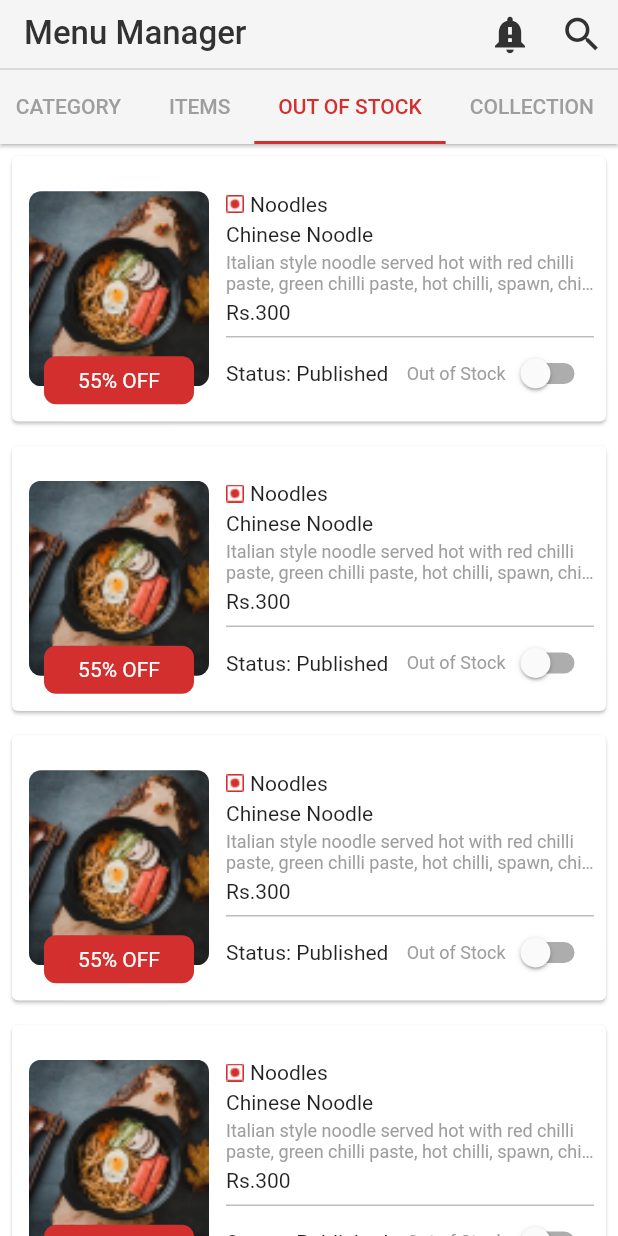
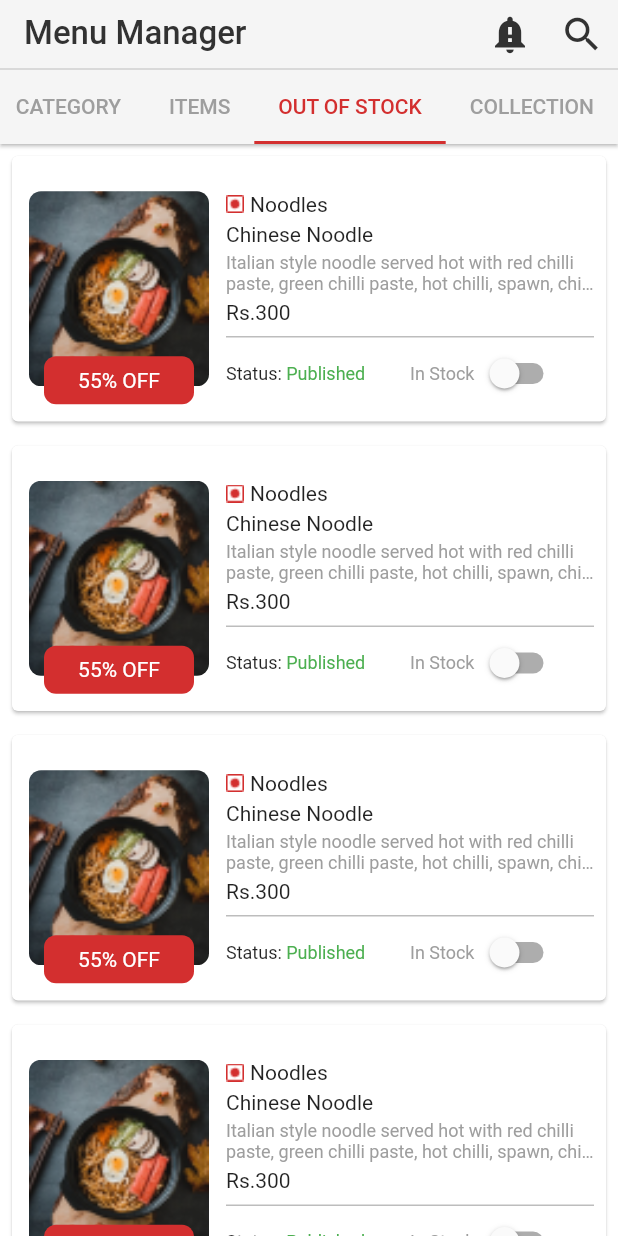
Before and after one commit to SaliceMk/fw, a Flutter app: the screen it shows after launch, tab 3 chosen, on a phone screen of 412 x 824 dp. Run offline on Flutter 3.47's test engine with Material 2 defaults, Android fonts, the phone set to English and light mode, and no system bars; our stand-ins replace dotted_border.

Commit message:
fourth commit

```diff
--- a/lib/menu_manager/pages/ff_menu_empty.page.dart
+++ b/lib/menu_manager/pages/ff_menu_empty.page.dart
@@ -161,7 +161,7 @@ class FfMenuEmptyPageState extends State<FfMenuEmptyPage> with SingleTickerProvi
                           children:  [
                           (categoryEmptyState==false)?CategoryListViewWidget() :const MenuEmptyCategorylistWidget(text1: 'You have no category.',),
                           (itemEmptyState==false)?ItemListViewWidget():const MenuEmptyCategorylistWidget(text1: 'You have no items.'),
-                          (outofStockState==false)? OutofstockListviewWidget(): const MenuEmptyCategorylistWidget(text1: 'You\'re out of stock.'),
+                          (outofStockState==false)? ItemListViewWidget(): const MenuEmptyCategorylistWidget(text1: 'You\'re out of stock.'),
                           (collectionEmptyState==false)? CollectionListViewWidget(): const MenuEmptyCategorylistWidget(text1: 'You have no collections yet.'),
 
 
--- a/lib/menu_manager/pages/pages.dart
+++ b/lib/menu_manager/pages/pages.dart
@@ -3,3 +3,4 @@ export 'menu_39_item_create.dart';
 export 'menu_30_create_collection.dart';
 export 'select_suggested_items.page.dart';
 export 'menu_36_one_category_type_listing.page.dart';
+export 'menu_31_one_collection_type_listing.page.dart';
--- a/lib/menu_manager/widget_view/item_listview.widget.dart
+++ b/lib/menu_manager/widget_view/item_listview.widget.dart
@@ -100,15 +100,20 @@ class _ItemListViewWidgetState extends State<ItemListViewWidget> {
                             Row(
                               mainAxisAlignment: MainAxisAlignment.spaceBetween,
                               children: [
-                              Row(
+                              Expanded(
+                                flex: 1,
+                                child: Row(
                                   mainAxisSize: MainAxisSize.min,
                                   children: const [
-                                  Text('Status: '),
-                                   Text('Published'),
+                                    Text('Status: ', style: TextStyle(fontSize: 12),),
+                                     Text('Published',style: TextStyle(fontSize: 12, color: Colors.green),),
                                   ],
                                 ),
-
-                               Row(
+                              ),
+                             //style: TextStyle(fontSize: 12),
+                               Expanded(
+                                 flex: 1,
+                                 child: Row(
                                    mainAxisSize: MainAxisSize.min,
                                                          children: [
                                                            const Text('In Stock', style: TextStyle(fontSize: 12, color: Colorss.greyText),),
@@ -124,6 +129,7 @@ class _ItemListViewWidgetState extends State<ItemListViewWidget> {
                                                              activeColor: Colorss.primaryRed ,
                                                            ),
                                                          ],
+                                                       ),
                                ),
                             ],),
                           ],
--- a/lib/menu_manager/widget_view/outofstock_listview.widget.dart
+++ /dev/null
@@ -1,145 +0,0 @@
-
-import 'package:flutter/material.dart';
-import 'package:foodwifi_trial/colors/colors.dart';
-
-
-class OutofstockListviewWidget extends StatefulWidget {
-  //const OutofstockListviewWidget({Key key}) : super(key: key);
-
-  @override
-  _OutofstockListviewWidgetState createState() => _OutofstockListviewWidgetState();
-}
-
-class _OutofstockListviewWidgetState extends State<OutofstockListviewWidget> {
-   bool isSwitched=false;
-
-  @override
-  Widget build(BuildContext context) {
-
-        return ListView.builder(
-         // padding: EdgeInsets.only(top: 8,bottom: 8),
-          scrollDirection: Axis.vertical,
-          itemCount: 10,
-          itemBuilder: (context, listViewIndex) {
-           // final listViewFoodRecord = listViewFoodRecordList[listViewIndex];
-            return Padding(
-              padding: const EdgeInsets.all(4.0),
-              child: Card(
-                child: Padding(
-                  padding: const EdgeInsets.fromLTRB(8, 8, 8, 8),
-                  child: Row(
-                    //mainAxisAlignment: MainAxisAlignment.spaceBetween,
-                    children:[
-                       Expanded(
-                         flex: 1,
-                         child: Stack(
-                          alignment: AlignmentDirectional.bottomCenter,
-                           overflow: Overflow.visible,
-                           children: [ClipRRect(
-                             borderRadius: BorderRadius.circular(8),
-                             child: Image.asset(
-                                           'assets/images/noodle.png',
-                                           width: 120,
-                                           height: 130,
-                                           fit: BoxFit.cover,
-
-                                         ),
-                           ),
-                           Positioned(
-                             bottom: -12,
-
-                             child: Container(
-                               width: 100,
-                               child: const Padding(
-                                 padding: EdgeInsets.all(8.0),
-                                 child: Center(child: Text('55% OFF',style: TextStyle(color: Colorss.bgColor),)),
-
-                               ),
-                               decoration: BoxDecoration(borderRadius: BorderRadius.circular(8), color: Colorss.primaryRed ),
-                             ),
-                           ),
-                           ]
-                         ),
-                       ),
-                    Expanded(
-                      flex: 2,
-                      child: Padding(
-                        padding: const EdgeInsets.only(top: 16, left: 8),
-                        child: Column(
-                          crossAxisAlignment: CrossAxisAlignment.start,
-                          mainAxisSize: MainAxisSize.min,
-                          children:  [
-                            Row(
-                              children: [
-                                Image.asset(
-                                    'assets/images/nonvegeterian.png',
-                                       width: 12,
-                                       height: 12,
-                                      fit: BoxFit.cover,
-                                  ),
-
-                                const Padding(
-                                  padding: EdgeInsets.only(left:4.0),
-                                  child: Text('Noodles',),
-                                ),
-                              ],
-                            ),
-                            const SizedBox(height: 4,),
-                            Row(
-                              children: const [
-                                Text('Chinese Noodle', ),
-                              ],
-                            ),
-                            const SizedBox(height: 4,),
-                            Row(children: const [Expanded(child: Text('Italian style noodle served hot with red chilli paste, green chilli paste, hot chilli, spawn, chicken masala.',overflow: TextOverflow.ellipsis,style: TextStyle(color: Colorss.greyText,fontSize: 12,),maxLines: 2,))],),
-                            const SizedBox(height: 4,),
-                            Row(children: [Text('Rs.300')],),
-                            const SizedBox(height: 8,),
-                            Container(height: 1,color: Colorss.border,),
-                            //const SizedBox(height: 4,),
-                            Row(
-                              mainAxisAlignment: MainAxisAlignment.spaceBetween,
-                              children: [
-                              Row(
-                                mainAxisSize: MainAxisSize.min,
-                                children: const [
-                                  Text('Status: '),
-                                   Text('Published'),
-                                ],
-                              ),
-
-                               Row(
-                                 mainAxisSize: MainAxisSize.min,
-                          children: [
-                            const Text('Out of Stock', style: TextStyle(fontSize: 12, color: Colorss.greyText),),
-                            Switch(
-                              value: isSwitched,
-                              onChanged: (value) {
-                                setState(() {
-                                  isSwitched=value;
-                                  print(isSwitched);
-                                });
-                              },
-                              activeTrackColor: Colorss.switchTrack,
-                              activeColor: Colorss.primaryRed ,
-                            ),
-                          ],
-                        ),
-                            ],),
-                          ],
-                        ),
-                      ),
-                    ),
-
-                    ]
-
-                  ),
-                ),
-              ),
-            );
-          },
-        );
-    //  },
-   // );
-  }
-}
--- a/lib/menu_manager/widget_view/widgets.dart
+++ b/lib/menu_manager/widget_view/widgets.dart
@@ -8,4 +8,3 @@ export 'listview_panel.dart';
 export 'category_listview.widget.dart';
 export 'item_listview.widget.dart';
 export 'collection_listview.widget.dart';
-export 'outofstock_listview.widget.dart';
```
Also changed, not shown: lib/menu_manager/pages/menu_31_one_collection_type_listing.page.dart (added, +77 -0 lines), lib/menu_manager/widget_view/collection_listview.widget.dart (+7 -1 lines). Lines whose indentation alone changed are shown as unchanged.
